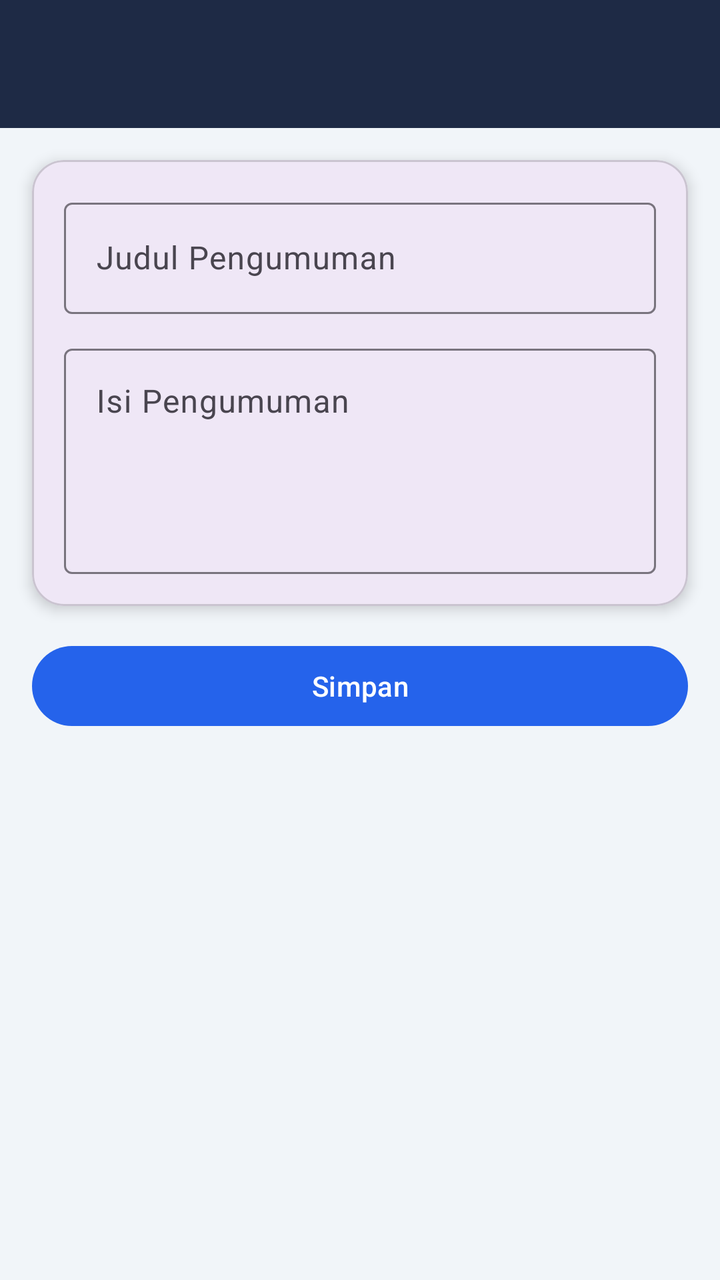
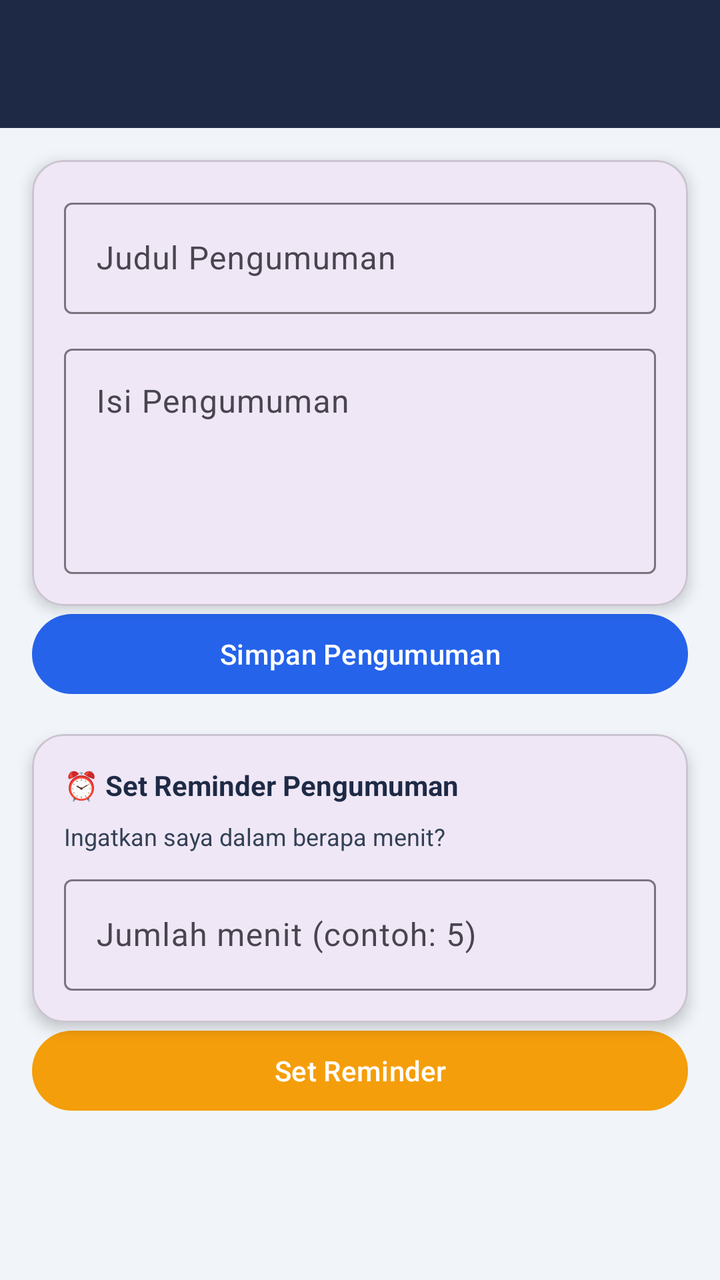

Two renders of the same Android screen: before a commit and after it. Below are the layout's source before the change and the commit's diff.
<!-- AndroidManifest.xml: application theme Theme.Demegflower -->
<!-- res/layout/activity_pengumuman_form.xml -->
<?xml version="1.0" encoding="utf-8"?>
<androidx.constraintlayout.widget.ConstraintLayout
    xmlns:android="http://schemas.android.com/apk/res/android"
    xmlns:app="http://schemas.android.com/apk/res-auto"
    android:layout_width="match_parent"
    android:layout_height="match_parent"
    android:background="@color/colorBackground">

    <androidx.appcompat.widget.Toolbar
        android:id="@+id/toolbar"
        android:layout_width="match_parent"
        android:layout_height="?attr/actionBarSize"
        android:background="@color/colorNavy"
        app:layout_constraintEnd_toEndOf="parent"
        app:layout_constraintStart_toStartOf="parent"
        app:layout_constraintTop_toTopOf="parent"
        app:titleTextColor="@color/white" />

    <com.google.android.material.card.MaterialCardView
        android:id="@+id/cardForm"
        android:layout_width="0dp"
        android:layout_height="wrap_content"
        android:layout_margin="16dp"
        app:cardCornerRadius="16dp"
        app:cardElevation="4dp"
        app:layout_constraintEnd_toEndOf="parent"
        app:layout_constraintStart_toStartOf="parent"
        app:layout_constraintTop_toBottomOf="@+id/toolbar">

        <LinearLayout
            android:layout_width="match_parent"
            android:layout_height="wrap_content"
            android:orientation="vertical"
            android:padding="16dp">

            <com.google.android.material.textfield.TextInputLayout
                android:layout_width="match_parent"
                android:layout_height="wrap_content"
                android:hint="Judul Pengumuman">

                <com.google.android.material.textfield.TextInputEditText
                    android:id="@+id/etJudul"
                    android:layout_width="match_parent"
                    android:layout_height="wrap_content"
                    android:inputType="textCapSentences" />

            </com.google.android.material.textfield.TextInputLayout>

            <com.google.android.material.textfield.TextInputLayout
                android:layout_width="match_parent"
                android:layout_height="wrap_content"
                android:layout_marginTop="12dp"
                android:hint="Isi Pengumuman">

                <com.google.android.material.textfield.TextInputEditText
                    android:id="@+id/etIsi"
                    android:layout_width="match_parent"
                    android:layout_height="wrap_content"
                    android:gravity="top"
                    android:inputType="textMultiLine"
                    android:minLines="4" />

            </com.google.android.material.textfield.TextInputLayout>

        </LinearLayout>
    </com.google.android.material.card.MaterialCardView>

    <com.google.android.material.button.MaterialButton
        android:id="@+id/btnSavePengumuman"
        android:layout_width="0dp"
        android:layout_height="wrap_content"
        android:layout_margin="16dp"
        android:text="Simpan"
        app:backgroundTint="@color/colorPrimary"
        app:layout_constraintEnd_toEndOf="parent"
        app:layout_constraintStart_toStartOf="parent"
        app:layout_constraintTop_toBottomOf="@+id/cardForm" />

</androidx.constraintlayout.widget.ConstraintLayout>
<!-- resources referenced by this layout -->
<resources>
  <color name="colorBackground">#F1F5F9</color>
  <color name="colorNavy">#1E2A45</color>
  <color name="colorPrimary">#2563EB</color>
  <color name="white">#FFFFFFFF</color>
  <style name="Theme.Demegflower" parent="Base.Theme.Demegflower" />
  <style name="Base.Theme.Demegflower" parent="Theme.Material3.DayNight.NoActionBar">
          
          
      </style>
</resources>

<!-- the commit's change to res/layout/activity_pengumuman_form.xml (unified diff, before → after) -->
@@ -1,79 +1,152 @@
 <?xml version="1.0" encoding="utf-8"?>
-<androidx.constraintlayout.widget.ConstraintLayout
+<androidx.core.widget.NestedScrollView
     xmlns:android="http://schemas.android.com/apk/res/android"
     xmlns:app="http://schemas.android.com/apk/res-auto"
     android:layout_width="match_parent"
     android:layout_height="match_parent"
     android:background="@color/colorBackground">
 
-    <androidx.appcompat.widget.Toolbar
-        android:id="@+id/toolbar"
+    <androidx.constraintlayout.widget.ConstraintLayout
         android:layout_width="match_parent"
-        android:layout_height="?attr/actionBarSize"
-        android:background="@color/colorNavy"
-        app:layout_constraintEnd_toEndOf="parent"
-        app:layout_constraintStart_toStartOf="parent"
-        app:layout_constraintTop_toTopOf="parent"
-        app:titleTextColor="@color/white" />
+        android:layout_height="wrap_content">
 
-    <com.google.android.material.card.MaterialCardView
-        android:id="@+id/cardForm"
-        android:layout_width="0dp"
-        android:layout_height="wrap_content"
-        android:layout_margin="16dp"
-        app:cardCornerRadius="16dp"
-        app:cardElevation="4dp"
-        app:layout_constraintEnd_toEndOf="parent"
-        app:layout_constraintStart_toStartOf="parent"
-        app:layout_constraintTop_toBottomOf="@+id/toolbar">
+        <androidx.appcompat.widget.Toolbar
+            android:id="@+id/toolbar"
+            android:layout_width="match_parent"
+            android:layout_height="?attr/actionBarSize"
+            android:background="@color/colorNavy"
+            app:layout_constraintEnd_toEndOf="parent"
+            app:layout_constraintStart_toStartOf="parent"
+            app:layout_constraintTop_toTopOf="parent"
+            app:titleTextColor="@color/white" />
 
-        <LinearLayout
-            android:layout_width="match_parent"
+        
+        <com.google.android.material.card.MaterialCardView
+            android:id="@+id/cardForm"
+            android:layout_width="0dp"
             android:layout_height="wrap_content"
-            android:orientation="vertical"
-            android:padding="16dp">
+            android:layout_margin="16dp"
+            app:cardCornerRadius="16dp"
+            app:cardElevation="4dp"
+            app:layout_constraintEnd_toEndOf="parent"
+            app:layout_constraintStart_toStartOf="parent"
+            app:layout_constraintTop_toBottomOf="@+id/toolbar">
 
-            <com.google.android.material.textfield.TextInputLayout
+            <LinearLayout
                 android:layout_width="match_parent"
                 android:layout_height="wrap_content"
-                android:hint="Judul Pengumuman">
+                android:orientation="vertical"
+                android:padding="16dp">
 
-                <com.google.android.material.textfield.TextInputEditText
-                    android:id="@+id/etJudul"
+                <com.google.android.material.textfield.TextInputLayout
                     android:layout_width="match_parent"
                     android:layout_height="wrap_content"
-                    android:inputType="textCapSentences" />
+                    android:hint="Judul Pengumuman">
 
-            </com.google.android.material.textfield.TextInputLayout>
+                    <com.google.android.material.textfield.TextInputEditText
+                        android:id="@+id/etJudul"
+                        android:layout_width="match_parent"
+                        android:layout_height="wrap_content"
+                        android:inputType="textCapSentences" />
 
-            <com.google.android.material.textfield.TextInputLayout
+                </com.google.android.material.textfield.TextInputLayout>
+
+                <com.google.android.material.textfield.TextInputLayout
+                    android:layout_width="match_parent"
+                    android:layout_height="wrap_content"
+                    android:layout_marginTop="12dp"
+                    android:hint="Isi Pengumuman">
+
+                    <com.google.android.material.textfield.TextInputEditText
+                        android:id="@+id/etIsi"
+                        android:layout_width="match_parent"
+                        android:layout_height="wrap_content"
+                        android:gravity="top"
+                        android:inputType="textMultiLine"
+                        android:minLines="4" />
+
+                </com.google.android.material.textfield.TextInputLayout>
+
+            </LinearLayout>
+        </com.google.android.material.card.MaterialCardView>
+
+        <com.google.android.material.button.MaterialButton
+            android:id="@+id/btnSavePengumuman"
+            android:layout_width="0dp"
+            android:layout_height="wrap_content"
+            android:layout_marginStart="16dp"
+            android:layout_marginEnd="16dp"
+            android:text="Simpan Pengumuman"
+            app:backgroundTint="@color/colorPrimary"
+            app:layout_constraintEnd_toEndOf="parent"
+            app:layout_constraintStart_toStartOf="parent"
+            app:layout_constraintTop_toBottomOf="@+id/cardForm" />
+
+        
+        <com.google.android.material.card.MaterialCardView
+            android:id="@+id/cardReminder"
+            android:layout_width="0dp"
+            android:layout_height="wrap_content"
+            android:layout_margin="16dp"
+            app:cardCornerRadius="16dp"
+            app:cardElevation="4dp"
+            app:layout_constraintEnd_toEndOf="parent"
+            app:layout_constraintStart_toStartOf="parent"
+            app:layout_constraintTop_toBottomOf="@+id/btnSavePengumuman">
+
+            <LinearLayout
                 android:layout_width="match_parent"
                 android:layout_height="wrap_content"
-                android:layout_marginTop="12dp"
-                android:hint="Isi Pengumuman">
+                android:orientation="vertical"
+                android:padding="16dp">
 
-                <com.google.android.material.textfield.TextInputEditText
-                    android:id="@+id/etIsi"
+                <TextView
+                    android:layout_width="wrap_content"
+                    android:layout_height="wrap_content"
+                    android:text="⏰ Set Reminder Pengumuman"
+                    android:textColor="@color/colorNavy"
+                    android:textSize="14sp"
+                    android:textStyle="bold"
+                    android:layout_marginBottom="8dp"/>
+
+                <TextView
+                    android:layout_width="wrap_content"
+                    android:layout_height="wrap_content"
+                    android:text="Ingatkan saya dalam berapa menit?"
+                    android:textColor="@color/colorTextSecondary"
+                    android:textSize="12sp"
+                    android:layout_marginBottom="8dp"/>
+
+                <com.google.android.material.textfield.TextInputLayout
                     android:layout_width="match_parent"
                     android:layout_height="wrap_content"
-                    android:gravity="top"
-                    android:inputType="textMultiLine"
-                    android:minLines="4" />
+                    android:hint="Jumlah menit (contoh: 5)">
 
-            </com.google.android.material.textfield.TextInputLayout>
+                    <com.google.android.material.textfield.TextInputEditText
+                        android:id="@+id/etReminderMenit"
+                        android:layout_width="match_parent"
+                        android:layout_height="wrap_content"
+                        android:inputType="number" />
 
-        </LinearLayout>
-    </com.google.android.material.card.MaterialCardView>
+                </com.google.android.material.textfield.TextInputLayout>
 
-    <com.google.android.material.button.MaterialButton
-        android:id="@+id/btnSavePengumuman"
-        android:layout_width="0dp"
-        android:layout_height="wrap_content"
-        android:layout_margin="16dp"
-        android:text="Simpan"
-        app:backgroundTint="@color/colorPrimary"
-        app:layout_constraintEnd_toEndOf="parent"
-        app:layout_constraintStart_toStartOf="parent"
-        app:layout_constraintTop_toBottomOf="@+id/cardForm" />
+            </LinearLayout>
+        </com.google.android.material.card.MaterialCardView>
 
-</androidx.constraintlayout.widget.ConstraintLayout>
+        <com.google.android.material.button.MaterialButton
+            android:id="@+id/btnSetReminder"
+            android:layout_width="0dp"
+            android:layout_height="wrap_content"
+            android:layout_marginStart="16dp"
+            android:layout_marginEnd="16dp"
+            android:layout_marginBottom="24dp"
+            android:text="Set Reminder"
+            app:backgroundTint="@color/colorAccent"
+            app:layout_constraintBottom_toBottomOf="parent"
+            app:layout_constraintEnd_toEndOf="parent"
+            app:layout_constraintStart_toStartOf="parent"
+            app:layout_constraintTop_toBottomOf="@+id/cardReminder" />
+
+    </androidx.constraintlayout.widget.ConstraintLayout>
+
+</androidx.core.widget.NestedScrollView>
<!-- resource entries referenced after the edit -->
@@ -1,8 +1,10 @@
 <!-- resources referenced by this layout -->
 <resources>
+  <color name="colorAccent">#F59E0B</color>
   <color name="colorBackground">#F1F5F9</color>
   <color name="colorNavy">#1E2A45</color>
   <color name="colorPrimary">#2563EB</color>
+  <color name="colorTextSecondary">#334155</color>
   <color name="white">#FFFFFFFF</color>
   <style name="Theme.Demegflower" parent="Base.Theme.Demegflower" />
   <style name="Base.Theme.Demegflower" parent="Theme.Material3.DayNight.NoActionBar">
